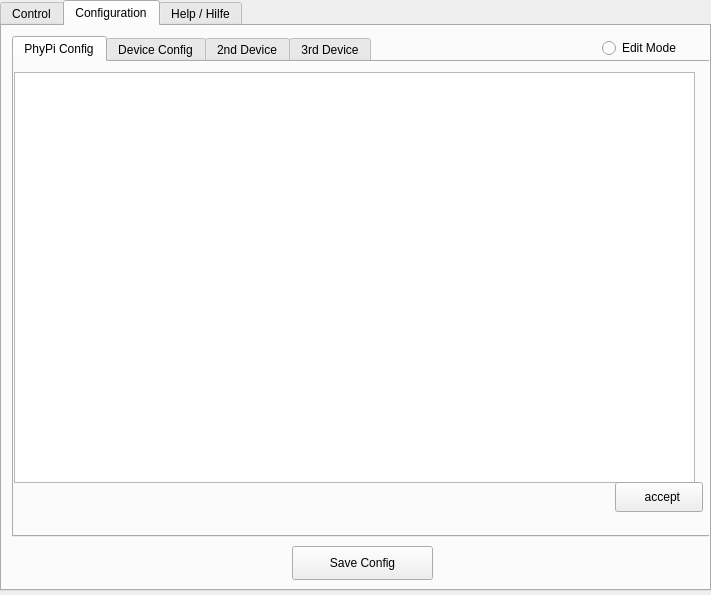
Above: phypi.ui from GuenterQuast/PhyPiDAQ before the change. Below: the same form after it.
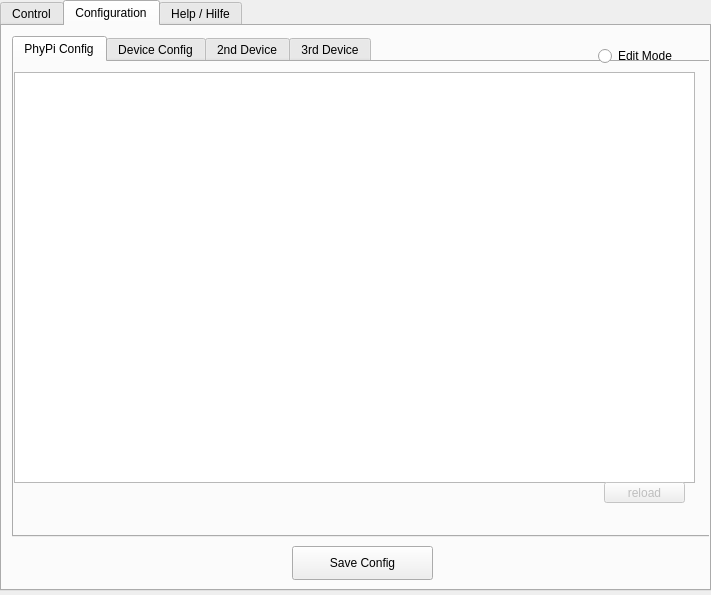
That is the form after the change. The open tabs and pages were chosen to show the change. Icons and pictures are not drawn.

Diff of the .ui file:
```diff
--- a/phypi.ui
+++ b/phypi.ui
@@ -382,25 +382,37 @@
          <bool>true</bool>
         </property>
        </widget>
-       <widget class="QPushButton" name="pB_acceptDAQconfig">
+       <widget class="QPushButton" name="pB_reloadConfig">
+        <property name="enabled">
+         <bool>false</bool>
+        </property>
         <property name="geometry">
          <rect>
-          <x>601</x>
+          <x>590</x>
           <y>420</y>
-          <width>88</width>
-          <height>30</height>
+          <width>81</width>
+          <height>21</height>
          </rect>
         </property>
         <property name="toolTip">
          <string>&lt;html&gt;&lt;head/&gt;&lt;body&gt;&lt;p&gt;accept and reload all dependencies&lt;/p&gt;&lt;/body&gt;&lt;/html&gt;</string>
         </property>
         <property name="text">
-         <string>  accept</string>
+         <string>reload</string>
         </property>
         <property name="icon">
          <iconset>
           <normaloff>images/ok.png</normaloff>images/ok.png</iconset>
         </property>
+        <property name="checkable">
+         <bool>false</bool>
+        </property>
+        <property name="checked">
+         <bool>false</bool>
+        </property>
+        <property name="autoDefault">
+         <bool>false</bool>
+        </property>
        </widget>
       </widget>
       <widget class="QWidget" name="tab_DeviceConfig0">
@@ -530,8 +542,8 @@
      <widget class="QRadioButton" name="rB_EditMode">
       <property name="geometry">
        <rect>
-        <x>600</x>
-        <y>7</y>
+        <x>596</x>
+        <y>15</y>
         <width>91</width>
         <height>30</height>
        </rect>
```
